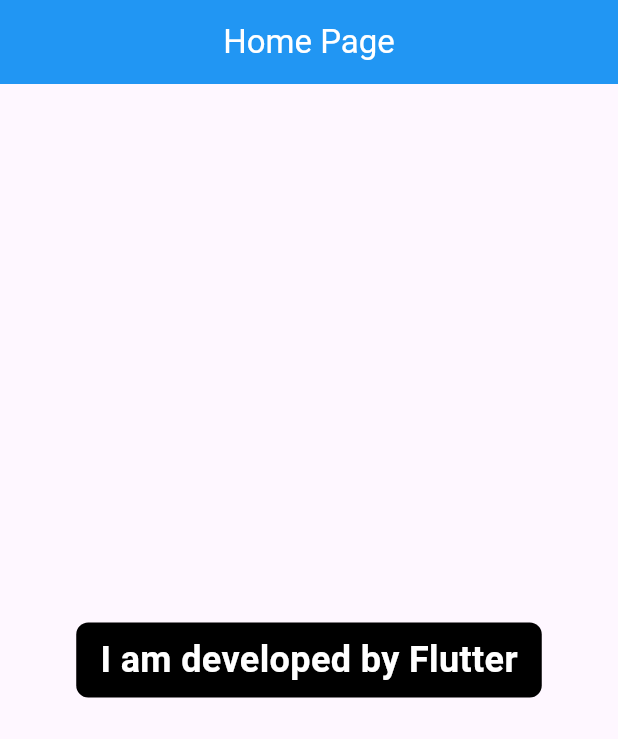
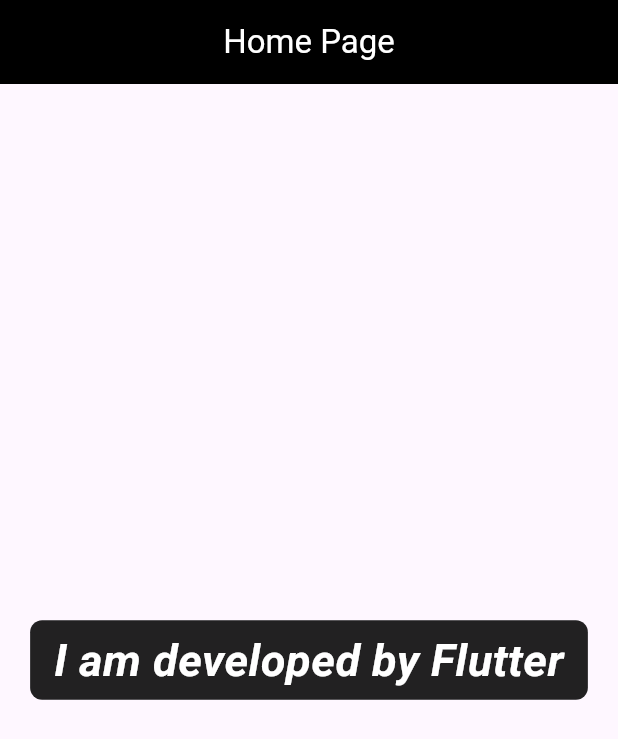
Before and after one commit to Asaduzzaman04/Flutter_app, a Flutter app: the screen it shows after launch, on a phone screen of 412 x 824 dp. Shown: the top 739 px of the screen. Run offline on Flutter 3.47's test engine with Material 3 defaults, Android fonts, the phone set to English and light mode, and no system bars.

Commit message:
app bar created

```diff
--- a/my_app/lib/main.dart
+++ b/my_app/lib/main.dart
@@ -1,8 +1,9 @@
+import 'package:flutter/cupertino.dart';
 import 'package:flutter/material.dart';
 
-void main() => runApp(MyApp());
+void main() => runApp(MyApp()); // Corrected the app name
 
-class MyApp extends StatelessWidget {
+class MyApp extends StatelessWidget { // Renamed the class to avoid naming conflicts
   const MyApp({super.key});
 
   @override
@@ -10,29 +11,29 @@
     return MaterialApp(
       debugShowCheckedModeBanner: false,
       home: Scaffold(
-        appBar: AppBar(
-          backgroundColor: Colors.blue, // Set the background color to blue
-          centerTitle: true, // Center the title text
-          title: Text(
-            "Home Page",
-            style: TextStyle(
-              color: Colors.white, // Set the text color to white
-            ),
-          ),
+        appBar: AppBar( // Fixed parentheses
+          backgroundColor: Colors.black,
+          title: Text("Home Page", style: TextStyle(
+            color: Colors.white,
+          ),),
+          centerTitle: true,
         ),
         body: Center(
           child: Container(
-            padding: EdgeInsets.symmetric(horizontal: 16.0, vertical: 8.0), // Add padding for x and y axes
+            padding: EdgeInsets.symmetric(horizontal: 16.0, vertical: 5.0),
+
             decoration: BoxDecoration(
-              color: Colors.black, // Background color of the text container
-              borderRadius: BorderRadius.circular(8.0), // Small border radius
+              color: Colors.black87, // Removed backgroundColor, used color instead
+              borderRadius: BorderRadius.circular(8.0),
             ),
+
             child: Text(
-              "I am developed by Flutter",
+              "I am developed by Flutter", // Fixed the text
               style: TextStyle(
+                fontSize: 30.0,
+                fontStyle: FontStyle.italic,
                 fontWeight: FontWeight.bold,
-                fontSize: 24.0, // Adjusted font size
-                color: Colors.white, // Text color set to white
+                color:Colors.white,
               ),
             ),
           ),
```
